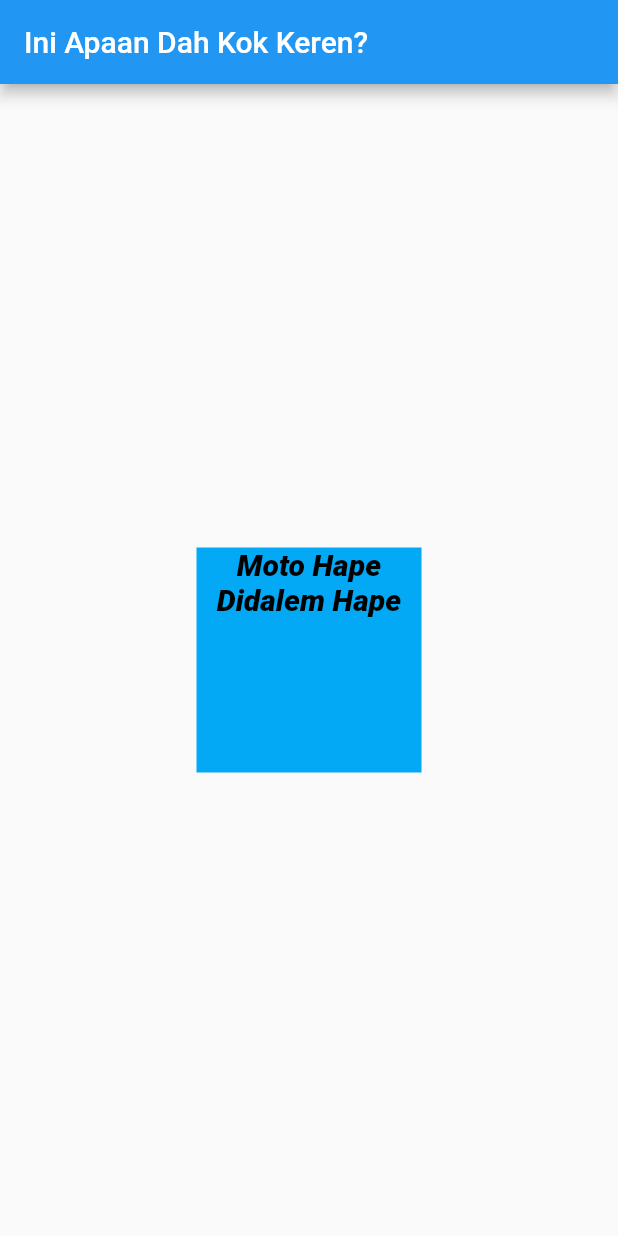
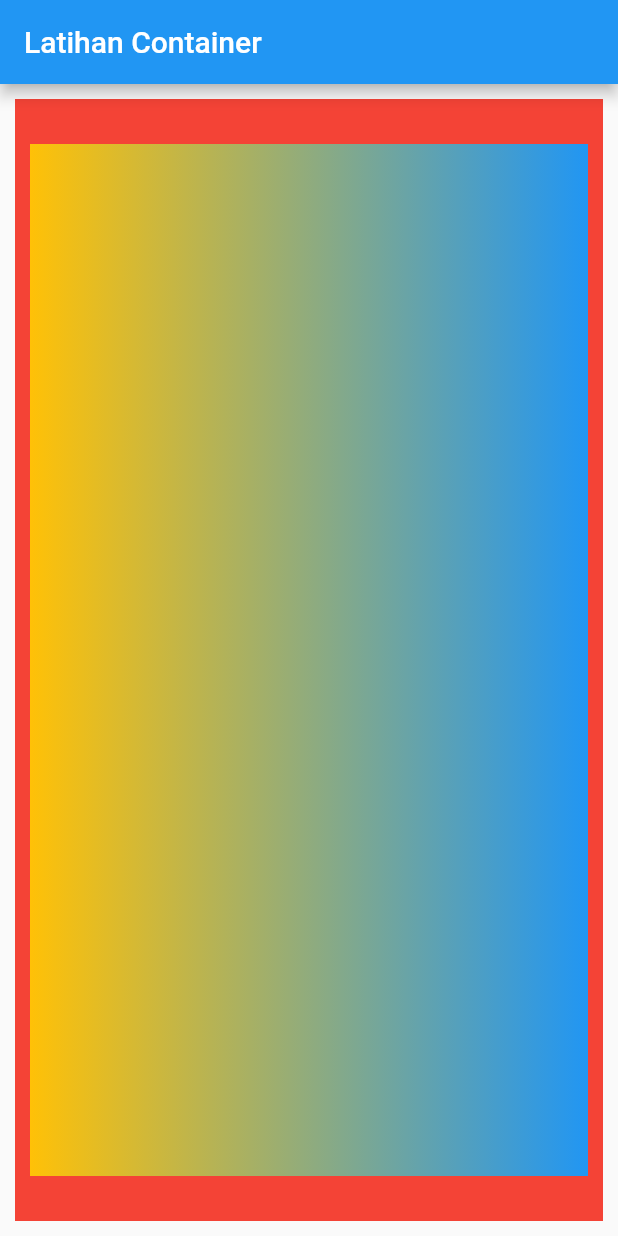
Before and after one commit to Rychhhh/flutter-docs-rayhan, a Flutter app: the screen it shows after launch, on a phone screen of 412 x 824 dp. Run offline on Flutter 3.47's test engine with Material 2 defaults, Android fonts, the phone set to English and light mode, and no system bars.

Commit message:
Add Basic Dart, Column Row, Container Widget

```diff
--- a/lib/main.dart
+++ b/lib/main.dart
@@ -4,30 +4,85 @@ void main() {
   runApp(const MyApp());
 }
 
+// -------------------------- Video 5 & 6 ( Basic Dart )
+// Basic dasar komponen dart ( MaterialApp, Scafold, appBar, Body, center, container )
+// Styling
+
+// class MyApp extends StatelessWidget {
+//   const MyApp({Key? key}) : super(key: key);
+//   @override
+//   Widget build(BuildContext context) {
+//     return MaterialApp(
+//         home: Scaffold(
+//       appBar: AppBar(title: const Text('Ini Apaan Dah Kok Keren?')),
+//       body: Center(
+//           child: Container(
+//               color: Colors.lightBlue,
+//               width: 150,
+//               height: 150,
+//               child: Text(
+//                 'Moto Hape Didalem Hape anjay gurinjay tak kunjay',
+//                 style: TextStyle(
+//                   color: Colors.black,
+//                   fontWeight: FontWeight.w800,
+//                   fontSize: 20,
+//                   fontStyle: FontStyle.italic,
+//                 ),
+//                 textAlign: TextAlign.center,
+//                 overflow: TextOverflow.clip, // text overflow
+//               ))),
+//     ));
+//   }
+// }
+
+// ----------------------------- Video 7 ( Column/Row Widget )
+// - Column
+// - Row
+
+// class MyApp extends StatelessWidget {
+//   const MyApp({Key? key}) : super(key: key);
+
+//   @override
+//   Widget build(BuildContext context) {
+//     return MaterialApp(
+//         home: Scaffold(
+//       appBar: AppBar(title: Text("Column And Row")),
+//       body: Row(
+//         mainAxisAlignment: MainAxisAlignment.center,
+//         crossAxisAlignment: CrossAxisAlignment.start,
+//         children: [
+//           Text('Text 1'),
+//           Text("Text 2"),
+//           Text("Text 3"),
+//           Column(
+//             children: [Text("Text 4"), Text("Text 5"), Text("Text 6")],
+//           )
+//         ],
+//       ),
+//     ));
+//   }
+// }
+
+// -------------------------- Video 8 ( Container Widget )
+// Margin Padding
+// Decoration - gradient
+
 class MyApp extends StatelessWidget {
   const MyApp({Key? key}) : super(key: key);
+
   @override
   Widget build(BuildContext context) {
     return MaterialApp(
         home: Scaffold(
-      appBar: AppBar(title: const Text('Ini Apaan Dah Kok Keren?')),
-      body: Center(
-          child: Container(
-              color: Colors.lightBlue,
-              width: 150,
-              height: 150,
-              child: Text(
-                'Moto Hape Didalem Hape anjay gurinjay tak kunjay',
-                style: TextStyle(
-                  color: Colors.black,
-                  fontWeight: FontWeight.w800,
-                  fontSize: 20,
-                  fontStyle: FontStyle.italic,
-                ),
-                textAlign: TextAlign.center,
-                maxLines: 2, // max line
-                overflow: TextOverflow.clip, // text overflow
-              ))),
-    ));
+            appBar: AppBar(title: Text("Latihan Container")),
+            body: Container(
+                color: Colors.red,
+                margin: EdgeInsets.all(10),
+                padding: EdgeInsets.fromLTRB(10, 30, 10, 30),
+                child: Container(
+                  decoration: BoxDecoration(
+                      gradient: LinearGradient(
+                          colors: <Color>[Colors.amber, Colors.blue])),
+                ))));
   }
 }
```
